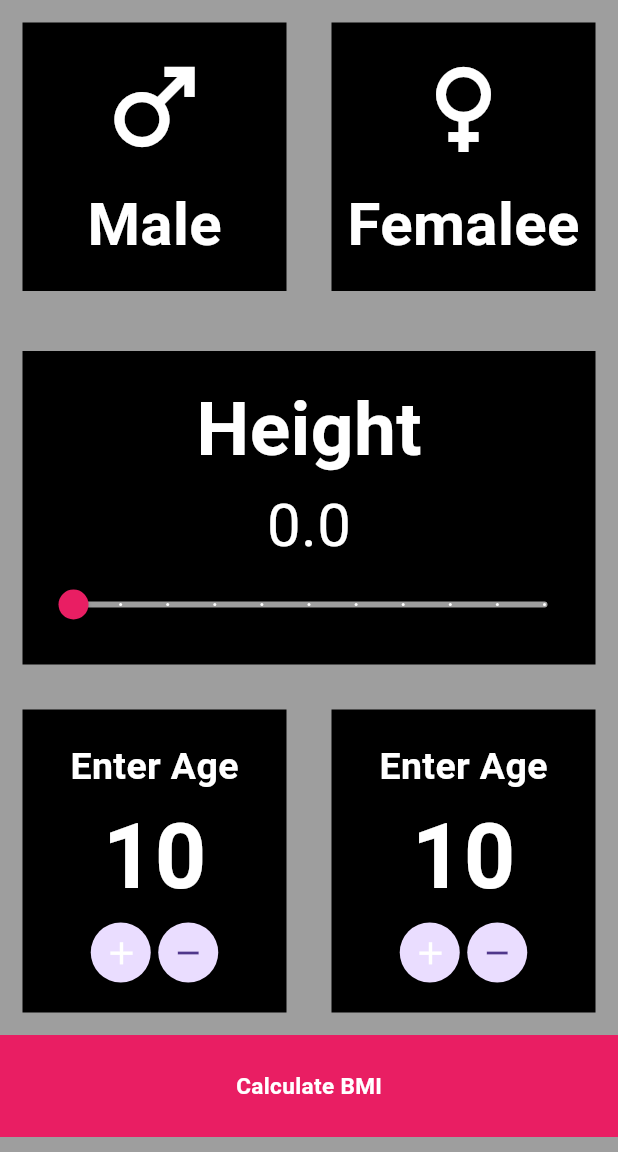
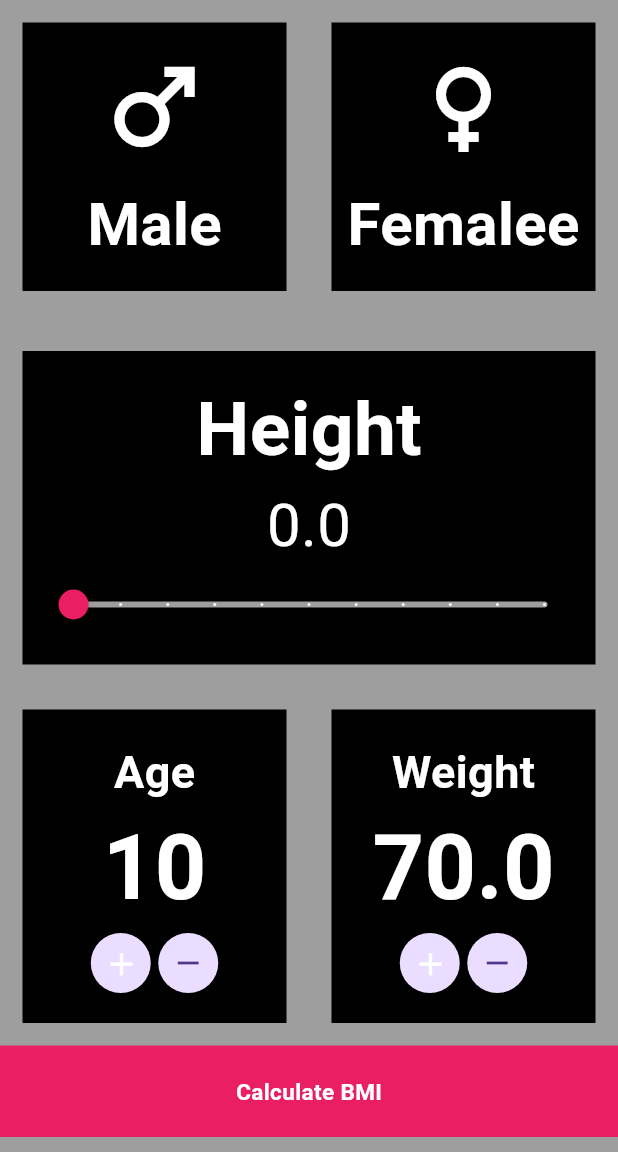
Before and after one commit to EhsanIlyas/bmi_calculator-Flutter, a Flutter app: the screen it shows after launch, on a phone screen of 412 x 824 dp, the part 84-1236 px from its top. Run offline on Flutter 3.47's test engine with Material 3 defaults, Android fonts, the phone set to English and light mode, and no system bars.

Commit message:
working of all buttons correction

```diff
--- a/lib/main.dart
+++ b/lib/main.dart
@@ -143,10 +143,10 @@ class _BmiCalculatorState extends State<BmiCalculator> {
                   child: Column(
                     children: [
                       Text(
-                        "Enter Age",
+                        "Age",
                         style: TextStyle(
                             fontWeight: FontWeight.bold,
-                            fontSize: 25,
+                            fontSize: 30,
                             color: Colors.white),
                       ),
                       Text(
@@ -210,14 +210,15 @@ class _BmiCalculatorState extends State<BmiCalculator> {
                   child: Column(
                     children: [
                       Text(
-                        "Enter Age",
+                        "Weight",
                         style: TextStyle(
                             fontWeight: FontWeight.bold,
-                            fontSize: 25,
+                            fontSize: 30
+                            ,
                             color: Colors.white),
                       ),
                       Text(
-                        "$age",
+                        "$weight1",
                         style: TextStyle(color: Colors.white,
                             fontSize: 60,
                             fontWeight: FontWeight.bold),
@@ -235,7 +236,7 @@ class _BmiCalculatorState extends State<BmiCalculator> {
                                   Icons.add, color: Colors.white, size: 25,),
                                 onPressed: () {
                                   setState(() {
-                                    age++;
+                                    weight1++;
                                   });
                                   print('Age Added');
                                 },
```
